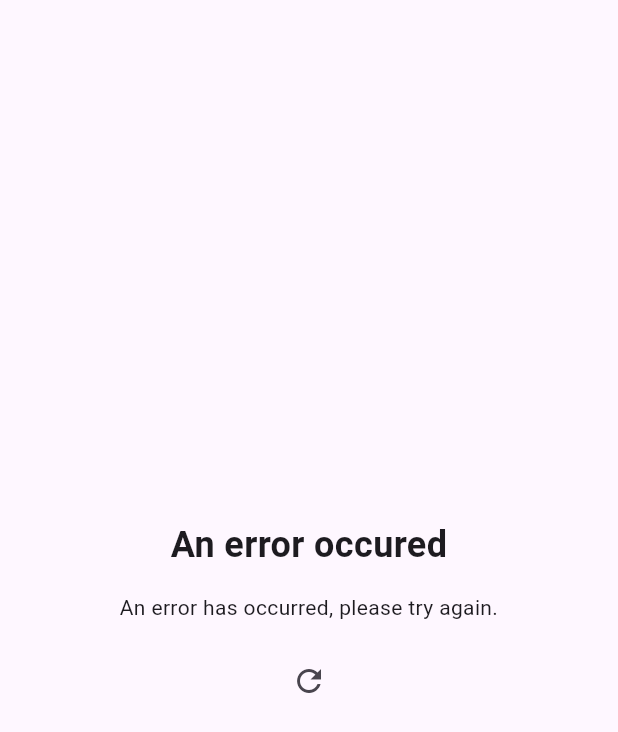
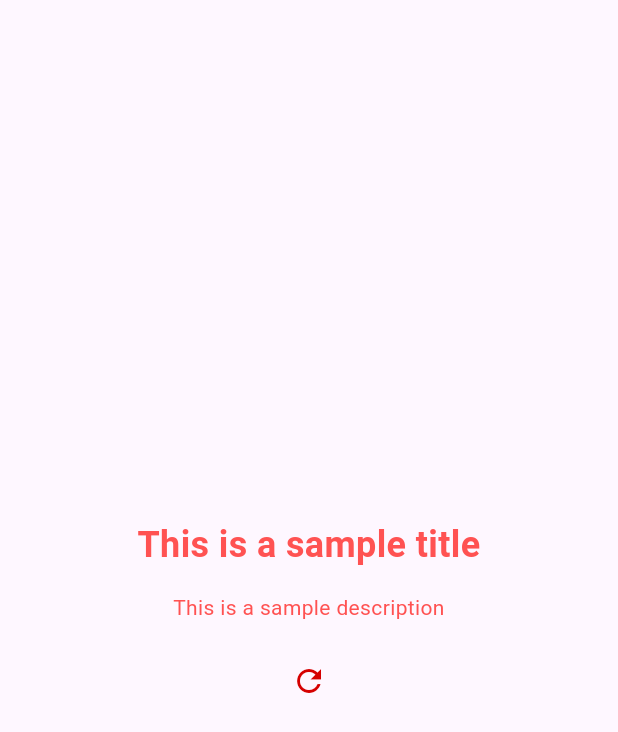
Before and after one commit to musiolmarco/error_text_widget, a Flutter app: the screen it shows after launch, on a phone screen of 412 x 824 dp. Shown: the top 732 px of the screen. Run offline on Flutter 3.47's test engine with Material 2 defaults, Android fonts, the phone set to English and light mode, and no system bars.

Commit message:
Example page for read me

```diff
--- a/example/error_text_widget_example/lib/core/presentation/pages/example_page.dart
+++ b/example/error_text_widget_example/lib/core/presentation/pages/example_page.dart
@@ -11,7 +11,21 @@ class ExamplePage extends StatelessWidget {
     return Scaffold(
       body: Center(
         child: ErrorTextWidget(
-          onRefresh: () => log('Hello, World!'),
+          titleText: 'This is a sample title',
+          titleFontStyle: const TextStyle(
+            fontSize: 24.0,
+            fontWeight: FontWeight.bold,
+            color: Colors.redAccent,
+          ),
+          descriptionText: 'This is a sample description',
+          descriptionFontStyle: TextStyle(
+            color: Colors.redAccent[200],
+          ),
+          onRefreshIcon: Icon(
+            Icons.refresh,
+            color: Colors.redAccent[700],
+          ),
+          onRefresh: () => log('Refreshing data...'),
         ),
       ),
     );
```
